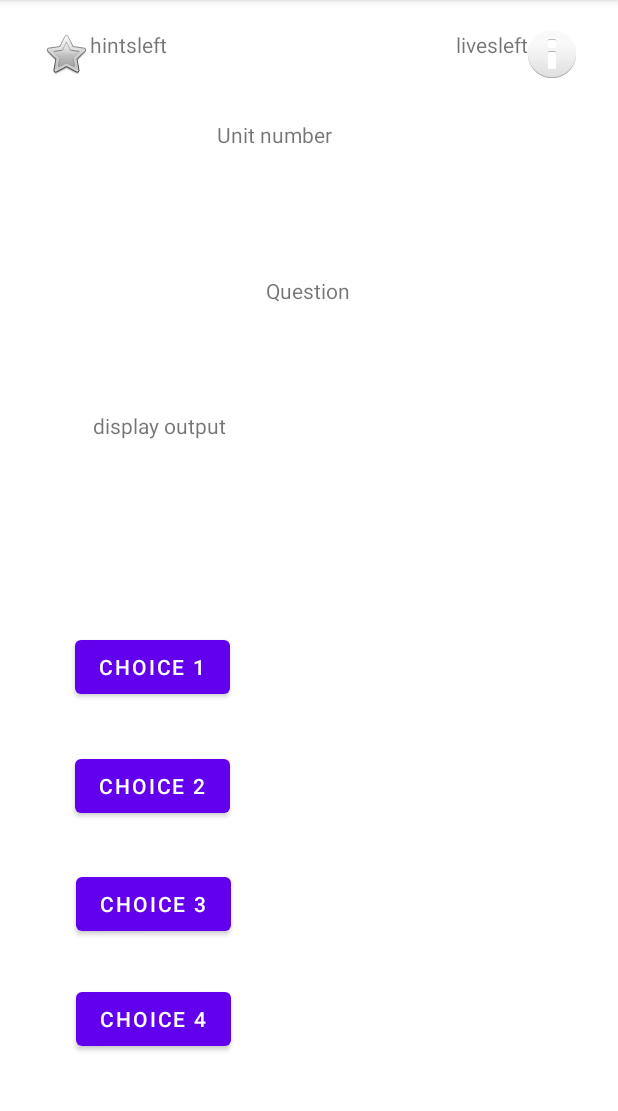
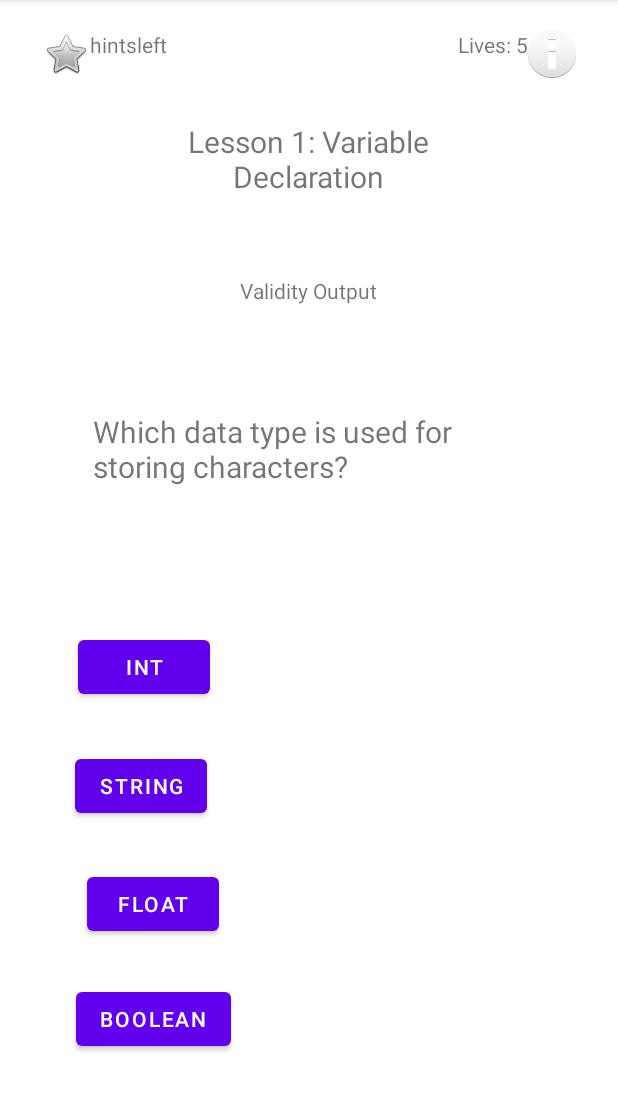
Before and after one commit to dtscott9/Codingo, an Android app: the activity_tips screen opened directly, with no data from a screen before it, after a tap on "CONTINUE", on a phone screen of 412 x 824 dp, the part 84-1195 px from its top. Run offline under Robolectric (Android 15) with nearby library versions, the phone set to English and light mode, and no system bars.

Commit message:
added multiple choice functionality

```diff
--- a/app/src/main/AndroidManifest.xml
+++ b/app/src/main/AndroidManifest.xml
@@ -20,7 +20,7 @@
                 android:value="" />
         </activity>
         <activity
-            android:name=".practice_mchoice"
+            android:name=".MultipleChoice"
             android:exported="false">
             <meta-data
                 android:name="android.app.lib_name"
--- a/app/src/main/java/com/example/codingo/MultipleChoice.kt
+++ b/app/src/main/java/com/example/codingo/MultipleChoice.kt
@@ -1,39 +1,77 @@
 package com.example.codingo
 
+import androidx.appcompat.app.AppCompatActivity
+import android.os.Bundle
+import android.widget.Button
+import android.widget.TextView
 
-class MultipleChoice(question : String, choices : List<String>, answer : String) {
-    val question = question
-    val choices = choices
-    val answer = answer
 
-    init {
-        displayQuestion()
-        checkInput()
+
+class MultipleChoice : AppCompatActivity() {
+    lateinit var choice1: Button
+    lateinit var choice2: Button
+    lateinit var choice3: Button
+    lateinit var choice4: Button
+    lateinit var questionOutput : TextView
+    lateinit var validityOutput : TextView
+    lateinit var lessonName : TextView
+    lateinit var livesOutput : TextView
+
+
+
+    override fun onCreate(savedInstanceState: Bundle?) {
+        super.onCreate(savedInstanceState)
+        setContentView(R.layout.activity_multiple_choice)
+
+        val question = resources.getStringArray(R.array.module_1_questions)
+        var lives = 5
+
+
+        questionOutput = findViewById(R.id.question)
+        choice1 = findViewById(R.id.button1)
+        choice2 = findViewById(R.id.button2)
+        choice3 = findViewById(R.id.button3)
+        choice4 = findViewById(R.id.button4)
+        validityOutput = findViewById(R.id.validityOutput)
+        lessonName = findViewById(R.id.lessonName)
+        livesOutput = findViewById(R.id.livesLeft)
+
+        lessonName.text = getString(R.string.lesson_name) + ": " + getString(R.string.lesson_title)
+
+        questionOutput.text = question[0]
+        choice1.text = question[1]
+        choice2.text = question[2]
+        choice3.text = question[3]
+        choice4.text = question[4]
+        val answer : String = question[5]
+
+
+        fun checkValidity(button: Button) {
+            if (button.text == answer) {
+                validityOutput.text = "That is correct!"
+            } else {
+                lives -= 1
+                livesOutput.text = "Lives: " + lives.toString()
+                validityOutput.text = "That is incorrect!"
+            }
+        }
+
+        choice1.setOnClickListener {
+            checkValidity(choice1)
+        }
+        choice2.setOnClickListener {
+            checkValidity(choice2)
+        }
+        choice3.setOnClickListener {
+            checkValidity(choice3)
+        }
+        choice4.setOnClickListener {
+            checkValidity(choice4)
+        }
+
+
+
     }
 
 
-    private fun displayQuestion() {
-        println(question)
-        for (choice in choices) {
-            println(choice)
-        }
-    }
-
-    private fun checkInput() {
-        val guess = readln()
-        if (guess == answer) {
-            println("That was correct!")
-        }
-        else {
-            println("That was incorrect!")
-        }
-    }
 }
-
-
-fun main() {
-    val question = "What is my name?"
-    val choices = listOf<String>("Seth", "Kaleb", "Gonzalo", "Dylan")
-    val answer = "A"
-    MultipleChoice(question, choices, answer)
-}
--- a/app/src/main/java/com/example/codingo/Welcome.kt
+++ b/app/src/main/java/com/example/codingo/Welcome.kt
@@ -21,7 +21,7 @@ class Welcome : AppCompatActivity() {
         }
 
         start.setOnClickListener{
-            val intent1 = Intent(this, practice_mchoice::class.java)
+            val intent1 = Intent(this, MultipleChoice::class.java)
             startActivity(intent1)
             finish()
         }
--- a/app/src/main/java/com/example/codingo/activity_tips.kt
+++ b/app/src/main/java/com/example/codingo/activity_tips.kt
@@ -13,7 +13,7 @@ class activity_tips : AppCompatActivity() {
 
         next = findViewById(R.id.next)
         next.setOnClickListener{
-            val intent = Intent(this, practice_mchoice::class.java)
+            val intent = Intent(this, MultipleChoice::class.java)
             startActivity(intent)
             finish()
         }
--- a/app/src/main/java/com/example/codingo/practice_mchoice.kt
+++ /dev/null
@@ -1,11 +0,0 @@
-package com.example.codingo
-
-import androidx.appcompat.app.AppCompatActivity
-import android.os.Bundle
-
-class practice_mchoice : AppCompatActivity() {
-    override fun onCreate(savedInstanceState: Bundle?) {
-        super.onCreate(savedInstanceState)
-        setContentView(R.layout.activity_practice_mchoice)
-    }
-}
--- a/app/src/main/res/layout/activity_practice_mchoice.xml
+++ b/app/src/main/res/layout/activity_multiple_choice.xml
@@ -4,17 +4,18 @@
     xmlns:tools="http://schemas.android.com/tools"
     android:layout_width="match_parent"
     android:layout_height="match_parent"
-    tools:context=".practice_mchoice">
+    tools:context=".MultipleChoice">
 
     <TextView
-        android:id="@+id/textView2"
+        android:id="@+id/question"
         android:layout_width="288dp"
         android:layout_height="93dp"
         android:layout_marginStart="35dp"
         android:layout_marginTop="274dp"
         android:layout_marginEnd="35dp"
         android:layout_marginBottom="350dp"
-        android:text="display output"
+        android:text="Question"
+        android:textSize="20sp"
         app:layout_constraintBottom_toBottomOf="parent"
         app:layout_constraintEnd_toEndOf="parent"
         app:layout_constraintHorizontal_bias="0.494"
@@ -23,22 +24,25 @@
         app:layout_constraintVertical_bias="0.0" />
 
     <TextView
-        android:id="@+id/textView3"
+        android:id="@+id/validityOutput"
         android:layout_width="wrap_content"
         android:layout_height="wrap_content"
         android:layout_marginStart="176dp"
         android:layout_marginTop="184dp"
         android:layout_marginEnd="177dp"
-        android:text="Question"
+        android:text="Validity Output"
+        android:textAlignment="center"
         app:layout_constraintEnd_toEndOf="parent"
         app:layout_constraintStart_toStartOf="parent"
         app:layout_constraintTop_toTopOf="parent" />
 
     <TextView
-        android:id="@+id/textView4"
-        android:layout_width="122dp"
-        android:layout_height="61dp"
+        android:id="@+id/lessonName"
+        android:layout_width="266dp"
+        android:layout_height="52dp"
         android:text="Unit number"
+        android:textAlignment="center"
+        android:textSize="20sp"
         app:layout_constraintBottom_toBottomOf="parent"
         app:layout_constraintEnd_toEndOf="parent"
         app:layout_constraintHorizontal_bias="0.498"
@@ -47,7 +51,7 @@
         app:layout_constraintVertical_bias="0.113" />
 
     <Button
-        android:id="@+id/next"
+        android:id="@+id/button1"
         android:layout_width="wrap_content"
         android:layout_height="wrap_content"
         android:layout_marginStart="50dp"
@@ -55,14 +59,14 @@
         android:layout_marginEnd="258dp"
         android:layout_marginBottom="20dp"
         android:text="choice 1"
-        app:layout_constraintBottom_toTopOf="@+id/tips"
+        app:layout_constraintBottom_toTopOf="@+id/button2"
         app:layout_constraintEnd_toEndOf="parent"
         app:layout_constraintHorizontal_bias="0.117"
         app:layout_constraintStart_toStartOf="parent"
-        app:layout_constraintTop_toBottomOf="@+id/textView2" />
+        app:layout_constraintTop_toBottomOf="@+id/question" />
 
     <Button
-        android:id="@+id/tips"
+        android:id="@+id/button2"
         android:layout_width="wrap_content"
         android:layout_height="wrap_content"
         android:layout_marginStart="50dp"
@@ -70,14 +74,14 @@
         android:layout_marginEnd="258dp"
         android:layout_marginBottom="20dp"
         android:text="choice 2"
-        app:layout_constraintBottom_toTopOf="@+id/unitId"
+        app:layout_constraintBottom_toTopOf="@+id/button3"
         app:layout_constraintEnd_toEndOf="parent"
         app:layout_constraintHorizontal_bias="0.0"
         app:layout_constraintStart_toStartOf="parent"
-        app:layout_constraintTop_toBottomOf="@+id/next" />
+        app:layout_constraintTop_toBottomOf="@+id/button1" />
 
     <Button
-        android:id="@+id/unitId"
+        android:id="@+id/button3"
         android:layout_width="wrap_content"
         android:layout_height="wrap_content"
         android:layout_marginStart="50dp"
@@ -88,7 +92,7 @@
         app:layout_constraintBottom_toTopOf="@+id/button4"
         app:layout_constraintEnd_toEndOf="parent"
         app:layout_constraintStart_toStartOf="parent"
-        app:layout_constraintTop_toBottomOf="@+id/tips" />
+        app:layout_constraintTop_toBottomOf="@+id/button2" />
 
     <Button
         android:id="@+id/button4"
@@ -102,7 +106,7 @@
         app:layout_constraintBottom_toBottomOf="parent"
         app:layout_constraintEnd_toEndOf="parent"
         app:layout_constraintStart_toStartOf="parent"
-        app:layout_constraintTop_toBottomOf="@+id/unitId" />
+        app:layout_constraintTop_toBottomOf="@+id/button3" />
 
     <TextView
         android:id="@+id/textView5"
@@ -115,12 +119,12 @@
         app:layout_constraintTop_toTopOf="parent" />
 
     <TextView
-        android:id="@+id/textView6"
+        android:id="@+id/livesLeft"
         android:layout_width="wrap_content"
         android:layout_height="wrap_content"
         android:layout_marginTop="20dp"
         android:layout_marginEnd="60dp"
-        android:text="livesleft"
+        android:text="Lives: 5"
         app:layout_constraintEnd_toEndOf="parent"
         app:layout_constraintTop_toTopOf="parent" />
 
--- a/app/src/main/res/values/module_1.xml
+++ b/app/src/main/res/values/module_1.xml
@@ -61,6 +61,15 @@
         y = str(2)    # y will be \'2\'
         z = str(3.0)  # z will be \'3.0\'</string>
 
+    <string-array name="module_1_questions">
+        <item name="question_1">Which data type is used for storing characters?</item>
+        <item name="question_1_choice_1">Int</item>
+        <item name="question_1_choice_2">String</item>
+        <item name="question_1_choice_3">Float</item>
+        <item name="question_1_choice_4">Boolean</item>
+        <item name="answer_1">String</item>
+
+    </string-array>
 
 
     </resources>
```
